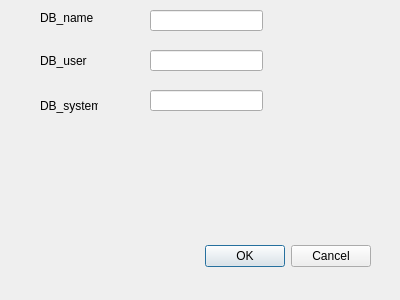
First picture: the form in src/database_connect.ui, repository pabloemma/qtcalories, before the edit.
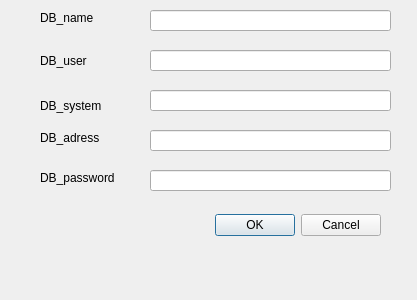
Second picture: the form after the edit.

Commit message: continue work on connect db, still problem that I cant get it to accept and connect with new values to database

```diff
--- a/src/database_connect.ui
+++ b/src/database_connect.ui
@@ -6,7 +6,7 @@
    <rect>
     <x>0</x>
     <y>0</y>
-    <width>400</width>
+    <width>417</width>
     <height>300</height>
    </rect>
   </property>
@@ -16,10 +16,10 @@
   <widget class="QDialogButtonBox" name="buttonBox">
    <property name="geometry">
     <rect>
-     <x>30</x>
-     <y>240</y>
+     <x>40</x>
+     <y>210</y>
      <width>341</width>
-     <height>32</height>
+     <height>31</height>
     </rect>
    </property>
    <property name="orientation">
@@ -34,7 +34,7 @@
     <rect>
      <x>150</x>
      <y>10</y>
-     <width>113</width>
+     <width>241</width>
      <height>21</height>
     </rect>
    </property>
@@ -70,7 +70,7 @@
     <rect>
      <x>150</x>
      <y>50</y>
-     <width>113</width>
+     <width>241</width>
      <height>21</height>
     </rect>
    </property>
@@ -80,7 +80,7 @@
     <rect>
      <x>40</x>
      <y>95</y>
-     <width>58</width>
+     <width>71</width>
      <height>21</height>
     </rect>
    </property>
@@ -93,11 +93,66 @@
     <rect>
      <x>150</x>
      <y>90</y>
-     <width>113</width>
+     <width>241</width>
      <height>21</height>
     </rect>
    </property>
   </widget>
+  <widget class="QLabel" name="adress_label">
+   <property name="geometry">
+    <rect>
+     <x>40</x>
+     <y>130</y>
+     <width>71</width>
+     <height>16</height>
+    </rect>
+   </property>
+   <property name="text">
+    <string>DB_adress</string>
+   </property>
+  </widget>
+  <widget class="QLineEdit" name="adress_edit">
+   <property name="geometry">
+    <rect>
+     <x>150</x>
+     <y>130</y>
+     <width>241</width>
+     <height>21</height>
+    </rect>
+   </property>
+   <property name="font">
+    <font>
+     <pointsize>15</pointsize>
+     <bold>true</bold>
+    </font>
+   </property>
+  </widget>
+  <widget class="QLabel" name="password_label">
+   <property name="geometry">
+    <rect>
+     <x>40</x>
+     <y>170</y>
+     <width>101</width>
+     <height>16</height>
+    </rect>
+   </property>
+   <property name="text">
+    <string>DB_password</string>
+   </property>
+  </widget>
+  <widget class="QLineEdit" name="password_edit">
+   <property name="geometry">
+    <rect>
+     <x>150</x>
+     <y>170</y>
+     <width>241</width>
+     <height>21</height>
+    </rect>
+   </property>
+   <property name="echoMode">
+    <enum>QLineEdit::EchoMode::PasswordEchoOnEdit</enum>
+   </property>
+  </widget>
  </widget>
  <resources/>
  <connections>
```
Left out of the diff: 13 changed lines with no effect on the pictures. The commit also changes 3 other files.
